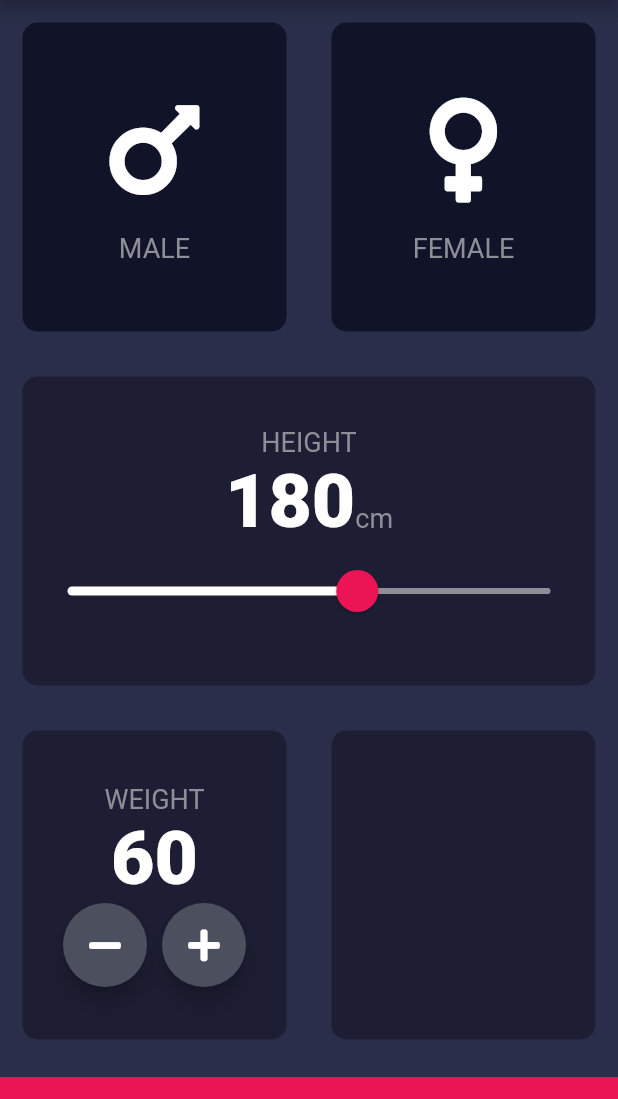
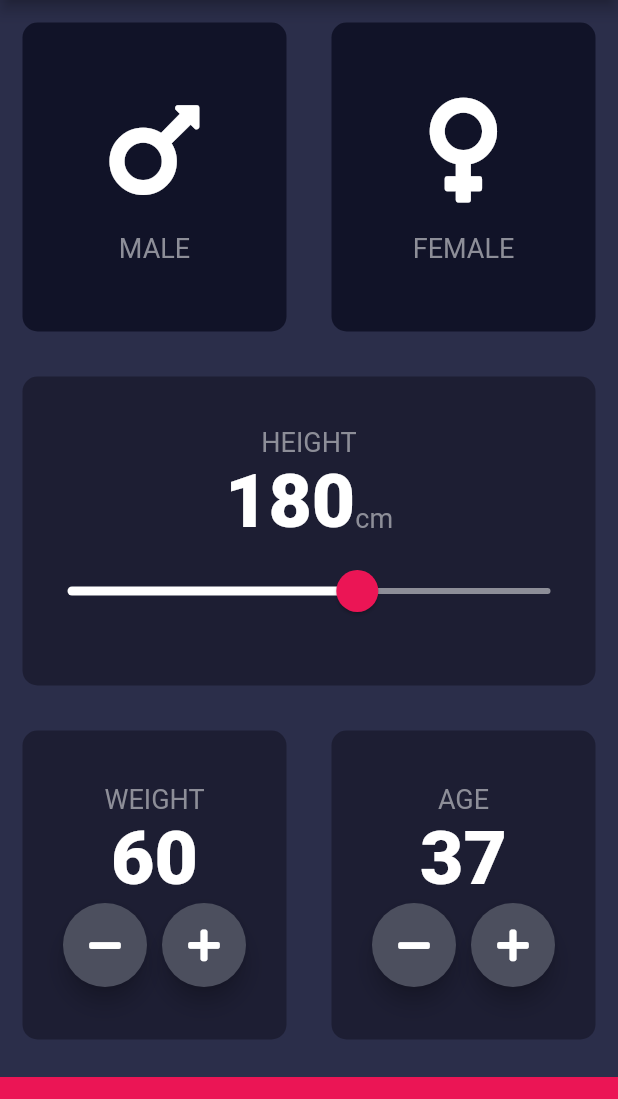
Before and after one commit to Sioomak/BMI-fullter-app, a Flutter app: the screen it shows after launch, on a phone screen of 412 x 824 dp, the part 84-1183 px from its top. Run offline on Flutter 3.47's test engine with Material 2 defaults, Android fonts, the phone set to English and light mode, and no system bars; our stand-ins replace font_awesome_flutter.

Commit message:
Age button created as a new customized Widget

```diff
--- a/lib/input_page.dart
+++ b/lib/input_page.dart
@@ -19,6 +19,7 @@ class _InputPageState extends State<InputPage> {
   Gender selectedGender;
   int height = 180;
   int weight = 60;
+  int age = 37;
 
   @override
   Widget build(BuildContext context) {
@@ -138,12 +139,22 @@ class _InputPageState extends State<InputPage> {
                         mainAxisAlignment: MainAxisAlignment.center,
                         children: <Widget>[
                           RoundIconButton(
+                            onTapped: () {
+                              setState(() {
+                                weight--;
+                              });
+                            },
                             icon: FontAwesomeIcons.minus,
                           ),
                           SizedBox(
                             width: 10.0,
                           ),
                           RoundIconButton(
+                            onTapped: () {
+                              setState(() {
+                                weight++;
+                              });
+                            },
                             icon: FontAwesomeIcons.plus,
                           ),
                         ],
@@ -155,6 +166,43 @@ class _InputPageState extends State<InputPage> {
               Expanded(
                 child: ReusableCard(
                   colour: kActiveCardsColor,
+                  cardChild: Column(
+                    mainAxisAlignment: MainAxisAlignment.center,
+                    children: <Widget>[
+                      Text(
+                        'AGE',
+                        style: kLabelTextStyle,
+                      ),
+                      Text(
+                        age.toString(),
+                        style: kNumberTextStyle,
+                      ),
+                      Row(
+                        mainAxisAlignment: MainAxisAlignment.center,
+                        children: <Widget>[
+                          RoundIconButton(
+                            onTapped: () {
+                              setState(() {
+                                age--;
+                              });
+                            },
+                            icon: FontAwesomeIcons.minus,
+                          ),
+                          SizedBox(
+                            width: 10.0,
+                          ),
+                          RoundIconButton(
+                            onTapped: () {
+                              setState(() {
+                                age++;
+                              });
+                            },
+                            icon: FontAwesomeIcons.plus,
+                          ),
+                        ],
+                      ),
+                    ],
+                  ),
                 ),
               ),
             ],
@@ -172,14 +220,15 @@ class _InputPageState extends State<InputPage> {
 }
 
 class RoundIconButton extends StatelessWidget {
-  RoundIconButton({this.icon});
+  RoundIconButton({@required this.icon, @required this.onTapped});
 
   final IconData icon;
+  final Function onTapped;
   @override
   Widget build(BuildContext context) {
     return RawMaterialButton(
       child: Icon(icon),
-      onPressed: () {},
+      onPressed: onTapped,
       elevation: 6.0,
       constraints: BoxConstraints.tightFor(
         width: 56.0,
```
